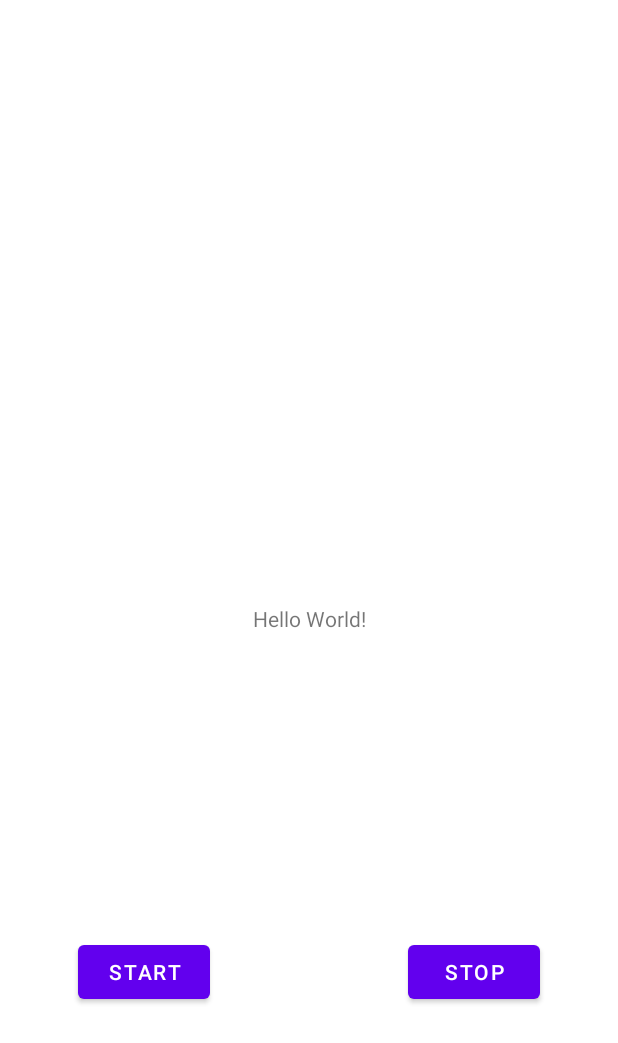
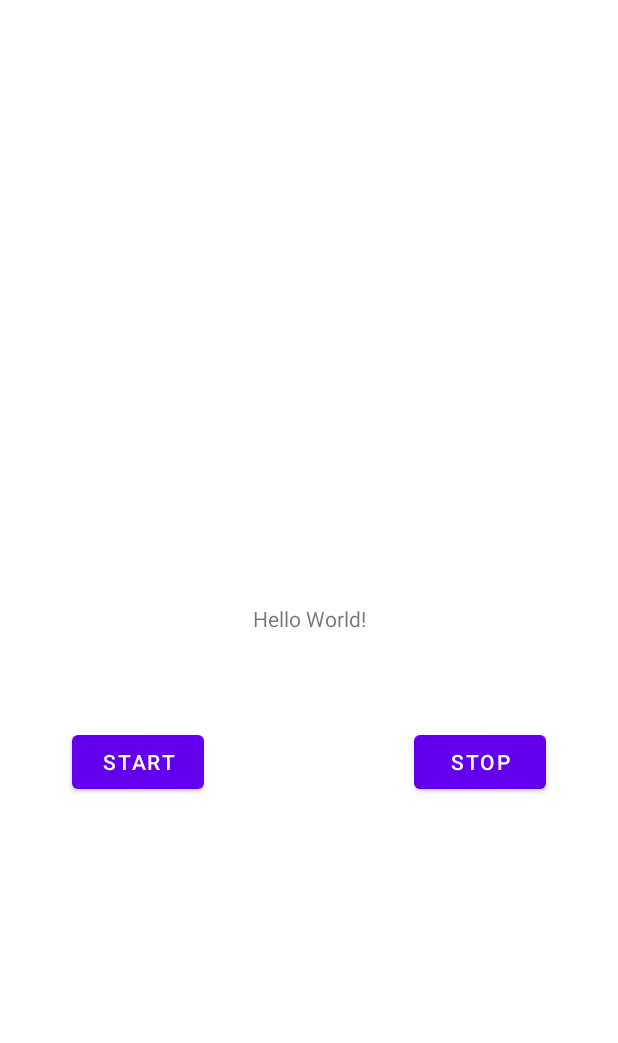
Before and after one commit to ALGAzevedo/Noisia, an Android app: the layout activity_main.xml on its own in the app's theme, with its tools: preview values and no code run, on a phone screen of 412 x 824 dp. Shown: the top 1043 px of the screen. Run offline under Robolectric (Android 15) with nearby library versions, the phone set to English and light mode, and no system bars.

Commit message:
Testing sound DB calculations 2

```diff
--- a/app/src/main/java/pt/taes/noisia/MainActivity.kt
+++ b/app/src/main/java/pt/taes/noisia/MainActivity.kt
@@ -13,6 +13,7 @@ import androidx.core.app.ActivityCompat
 import androidx.core.content.ContextCompat
 import java.io.IOException
 import kotlin.math.log10
+import kotlin.math.pow
 
 
 class MainActivity : AppCompatActivity() {
@@ -38,7 +39,7 @@ class MainActivity : AppCompatActivity() {
                 while (mediaRecorder != null) {
                     Thread.sleep(1000)
                     runOnUiThread {
-                        findViewById<TextView>(R.id.db).text = getAmplitudeEMA().toString()
+                        findViewById<TextView>(R.id.db).text = soundDb(10.0.pow(-7.0)).toString()
                     }
                 }
             }.start()
@@ -100,7 +101,7 @@ class MainActivity : AppCompatActivity() {
     }
 
     fun soundDb(ampl: Double): Double {
-        return 20 * log10(getAmplitudeEMA() / ampl)
+        return 20 * log10(getAmplitude() / ampl)
     }
 
     private fun getAmplitude(): Double {
@@ -110,7 +111,7 @@ class MainActivity : AppCompatActivity() {
         return 0.0
     }
 
-    fun getAmplitudeEMA(): Double {
+    private fun getAmplitudeEMA(): Double {
         val amp = getAmplitude()
         mEMA = EMA_FILTER * amp + (1.0 - EMA_FILTER) * mEMA
         return mEMA
--- a/app/src/main/res/layout/activity_main.xml
+++ b/app/src/main/res/layout/activity_main.xml
@@ -20,8 +20,8 @@
         android:id="@+id/buttonStop"
         android:layout_width="wrap_content"
         android:layout_height="wrap_content"
-        android:layout_marginTop="624dp"
-        android:layout_marginEnd="52dp"
+        android:layout_marginTop="484dp"
+        android:layout_marginEnd="48dp"
         android:text="@string/buttonStop"
         app:layout_constraintEnd_toEndOf="parent"
         app:layout_constraintTop_toTopOf="parent" />
@@ -30,8 +30,8 @@
         android:id="@+id/buttonStart"
         android:layout_width="wrap_content"
         android:layout_height="wrap_content"
-        android:layout_marginStart="52dp"
-        android:layout_marginTop="624dp"
+        android:layout_marginStart="48dp"
+        android:layout_marginTop="484dp"
         android:text="@string/Button_START"
         app:layout_constraintStart_toStartOf="parent"
         app:layout_constraintTop_toTopOf="parent" />
```
